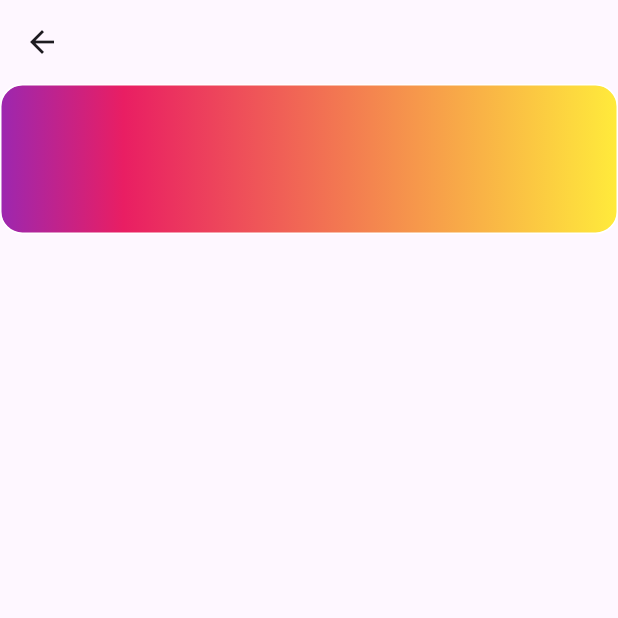
After one commit to OlehChornyi/animations_flutter, a Flutter app: the ExplicitAnimations screen opened directly, after a tap on "Gradient Transition", on a phone screen of 412 x 824 dp, the top half of it. The commit adds this screen. Run offline on Flutter 3.47's test engine with Material 3 defaults, Android fonts, the phone set to English and light mode, and no system bars.

Commit message:
11th: gradient transition

```diff
--- /dev/null
+++ b/lib/explicit_animations/11_gradient_transition.dart
@@ -0,0 +1,51 @@
+import 'package:flutter/material.dart';
+
+class GradientTransition extends StatefulWidget {
+  const GradientTransition({Key? key}) : super(key: key);
+
+  @override
+  _GradientTransitionState createState() => _GradientTransitionState();
+}
+
+class _GradientTransitionState extends State<GradientTransition>
+    with SingleTickerProviderStateMixin {
+  late final AnimationController _controller;
+
+  @override
+  void initState() {
+    _controller = AnimationController(
+      duration: const Duration(milliseconds: 500),
+      vsync: this,
+    )..repeat(reverse: true);
+    super.initState();
+  }
+
+  @override
+  void dispose() {
+    _controller.dispose();
+    super.dispose();
+  }
+
+  @override
+  Widget build(BuildContext context) {
+    return Scaffold(
+      appBar: AppBar(),
+      body: AnimatedBuilder(
+        animation: _controller,
+        builder: (BuildContext context, Widget? child) {
+          return Container(
+            height: 100,
+            decoration: BoxDecoration(
+              gradient: LinearGradient(
+                colors: const [Colors.purple, Colors.pink, Colors.yellow],
+                stops: [0, _controller.value, 1],
+              ),
+              borderRadius: BorderRadius.circular(15),
+              border: Border.all(color: Colors.white),
+            ),
+          );
+        },
+      ),
+    );
+  }
+}
--- a/lib/pages/explicit_animations.dart
+++ b/lib/pages/explicit_animations.dart
@@ -1,4 +1,5 @@
 import 'package:animations_flutter/explicit_animations/10_physics_card_drag.dart';
+import 'package:animations_flutter/explicit_animations/11_gradient_transition.dart';
 import 'package:animations_flutter/explicit_animations/1_explicit_animation.dart';
 import 'package:animations_flutter/explicit_animations/2_staggered_animation.dart';
 import 'package:animations_flutter/explicit_animations/3_hero_animation.dart';
@@ -73,6 +74,10 @@ class _ExplicitAnimationsState extends State<ExplicitAnimations> {
               onPressed: () => navigator(context, PhysicsCardDragDemo()),
               child: Text('Physics Card Drag'),
             ),
+            ElevatedButton(
+              onPressed: () => navigator(context, GradientTransition()),
+              child: Text('Gradient Transition'),
+            ),
           ],
         ),
       ),
```
